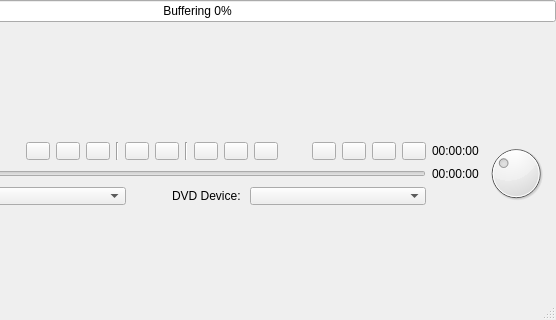
Qt form code/playerctl/ui/playerctl.ui (andrew-bibb/mbmp) before a commit; both pictures show x 161 to 717 and y 112 to 432 of the 717 by 432 pixel window.
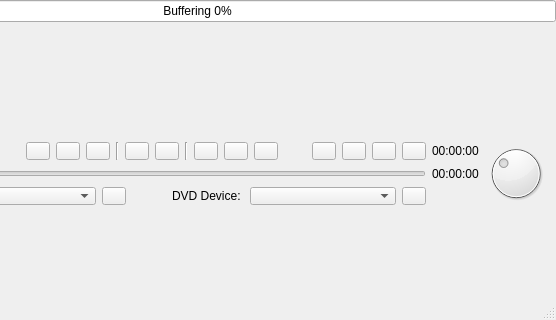
The same form after that commit. Icons and pictures are not drawn.

Commit message: Added play CD and play DVD buttons by the device combo boxes

Patch:
```diff
--- a/code/playerctl/ui/playerctl.ui
+++ b/code/playerctl/ui/playerctl.ui
@@ -249,6 +249,16 @@
           </property>
          </widget>
         </item>
+        <item>
+         <widget class="QToolButton" name="toolButton_cd">
+          <property name="toolTip">
+           <string>&lt;html&gt;&lt;head/&gt;&lt;body&gt;&lt;p&gt;Play an audio CD&lt;/p&gt;&lt;/body&gt;&lt;/html&gt;</string>
+          </property>
+          <property name="text">
+           <string/>
+          </property>
+         </widget>
+        </item>
         <item>
          <spacer name="horizontalSpacer_3">
           <property name="orientation">
@@ -285,6 +295,16 @@
           </property>
          </widget>
         </item>
+        <item>
+         <widget class="QToolButton" name="toolButton_dvd">
+          <property name="toolTip">
+           <string>&lt;html&gt;&lt;head/&gt;&lt;body&gt;&lt;p&gt;Play a DVD&lt;/p&gt;&lt;/body&gt;&lt;/html&gt;</string>
+          </property>
+          <property name="text">
+           <string/>
+          </property>
+         </widget>
+        </item>
        </layout>
       </item>
       <item row="0" column="3" rowspan="3">
```
The commit also changes 3 other files.
